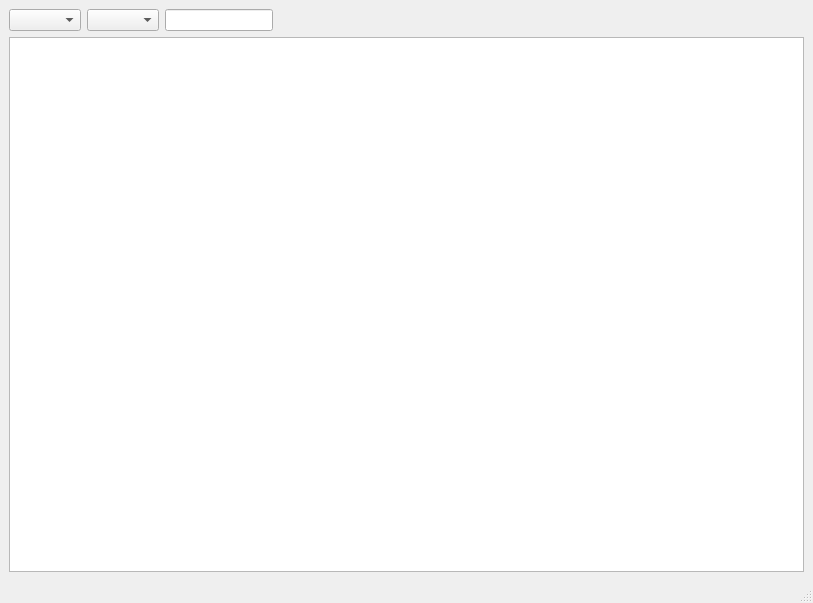
Qt form frontend/mainwindow.ui (martyngigg/jv2) before a commit.
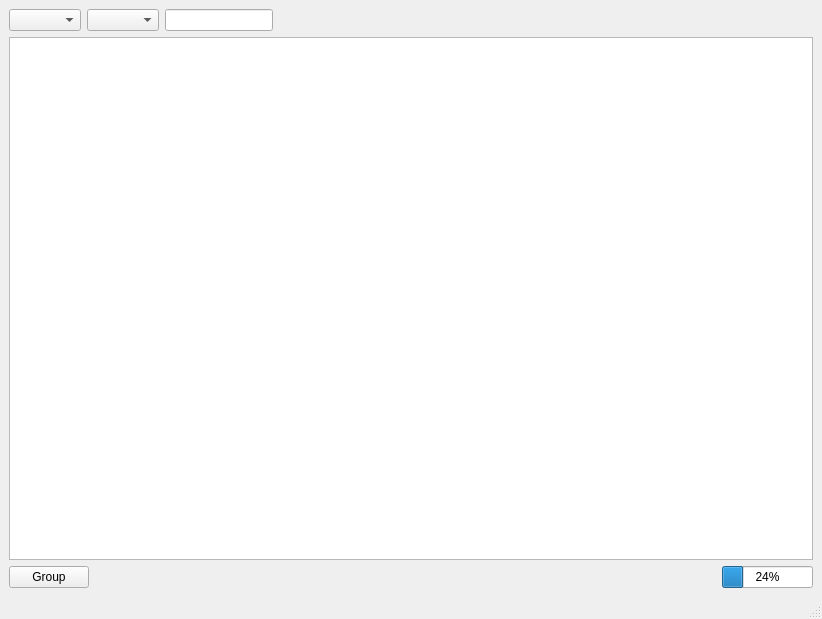
The same form after that commit.

Diff of the .ui file:
```diff
--- a/frontend/mainwindow.ui
+++ b/frontend/mainwindow.ui
@@ -6,8 +6,8 @@
    <rect>
     <x>0</x>
     <y>0</y>
-    <width>813</width>
-    <height>603</height>
+    <width>822</width>
+    <height>619</height>
    </rect>
   </property>
   <property name="windowTitle">
@@ -92,6 +92,52 @@
         </property>
        </widget>
       </item>
+      <item>
+       <layout class="QHBoxLayout" name="horizontalLayout_4">
+        <item alignment="Qt::AlignLeft">
+         <widget class="QPushButton" name="groupButton">
+          <property name="sizePolicy">
+           <sizepolicy hsizetype="Maximum" vsizetype="Fixed">
+            <horstretch>0</horstretch>
+            <verstretch>0</verstretch>
+           </sizepolicy>
+          </property>
+          <property name="text">
+           <string>Group</string>
+          </property>
+          <property name="checkable">
+           <bool>true</bool>
+          </property>
+         </widget>
+        </item>
+        <item>
+         <spacer name="horizontalSpacer_2">
+          <property name="orientation">
+           <enum>Qt::Horizontal</enum>
+          </property>
+          <property name="sizeHint" stdset="0">
+           <size>
+            <width>40</width>
+            <height>20</height>
+           </size>
+          </property>
+         </spacer>
+        </item>
+        <item>
+         <widget class="QProgressBar" name="networkProg">
+          <property name="sizePolicy">
+           <sizepolicy hsizetype="Maximum" vsizetype="Fixed">
+            <horstretch>0</horstretch>
+            <verstretch>0</verstretch>
+           </sizepolicy>
+          </property>
+          <property name="value">
+           <number>24</number>
+          </property>
+         </widget>
+        </item>
+       </layout>
+      </item>
      </layout>
     </item>
    </layout>
```
Left out of the diff: 2 changed lines with no effect on the pictures.
